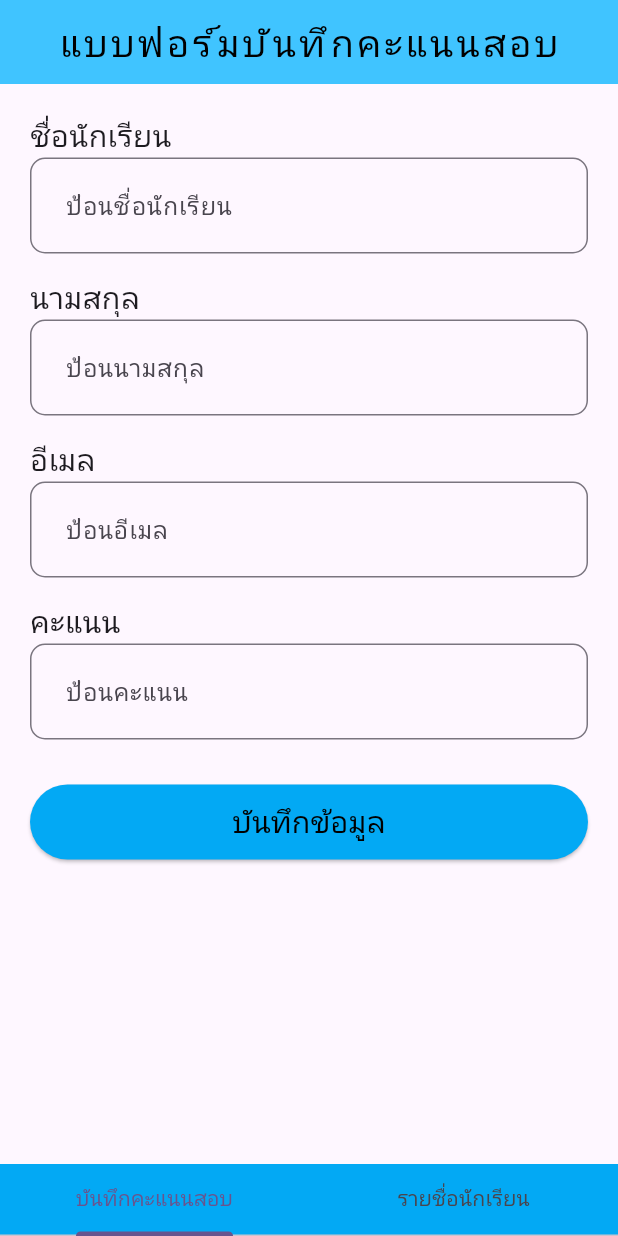
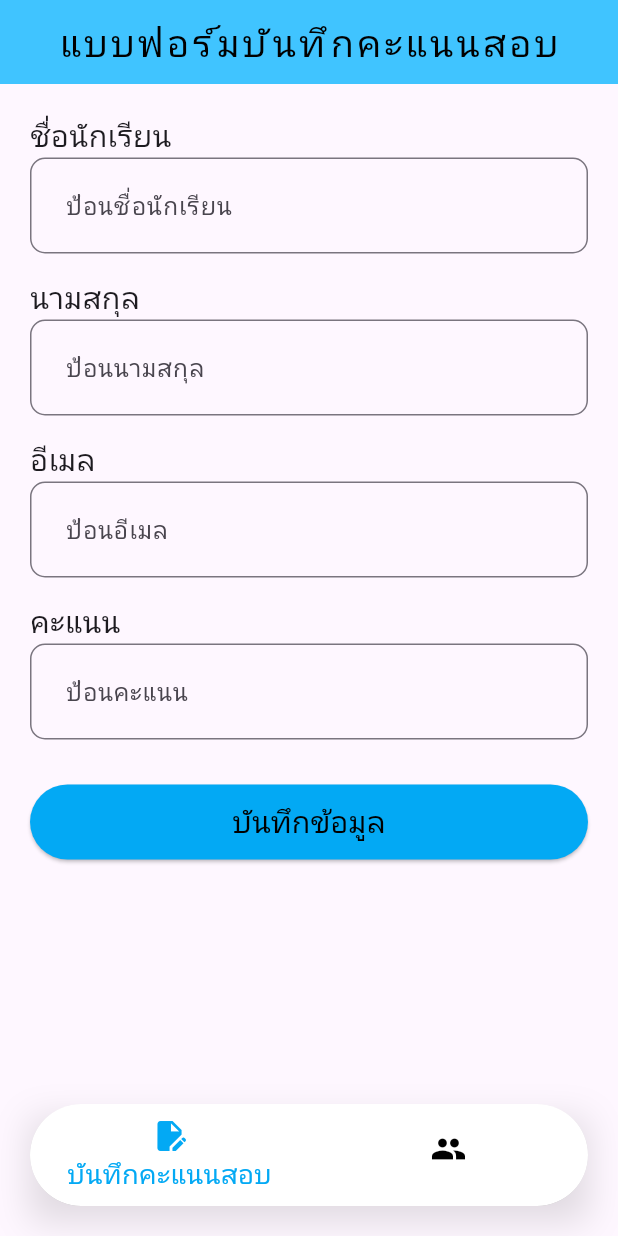
Before and after one commit to Nuttida850/my-flutter-firebase, a Flutter app: the screen it shows after launch, on a phone screen of 412 x 824 dp. Run offline on Flutter 3.47's test engine with Material 3 defaults, Android fonts, the phone set to English and light mode, and no system bars; our stand-ins replace cloud_firestore, firebase_core, form_field_validator; accounts and stored records are empty.

Commit message:
ModifyBottomNav

```diff
--- a/lib/pages/display.dart
+++ b/lib/pages/display.dart
@@ -9,6 +9,8 @@ class DisplayPage extends StatefulWidget {
 }
 
 class _DisplayPageState extends State<DisplayPage> {
+                  var i = 0;
+
   @override
   Widget build(BuildContext context) {
     return Scaffold(
@@ -23,9 +25,16 @@ class _DisplayPageState extends State<DisplayPage> {
                 child: CircularProgressIndicator(),
               );
             }
+
             return ListView(
               children: snapshot.data!.docs.map((document) {
-                return ListTile(
+                return Card(
+                  margin: EdgeInsets.symmetric(horizontal: 20, vertical: 10),
+                  elevation: 10,
+                  shadowColor: Colors.blueAccent.withValues(alpha: 0.3),
+                  child: Padding(
+                    padding: const EdgeInsets.all(5),
+                    child: ListTile(
                       leading: CircleAvatar(
                         backgroundColor: Colors.lightBlue,
                         radius: 30,
@@ -39,6 +48,8 @@ class _DisplayPageState extends State<DisplayPage> {
                       // ignore: prefer_interpolation_to_compose_strings
                       title: Text(document["fname"] +' '+ document["lname"],  style: TextStyle(fontSize: 20, color: Colors.black)),
                       subtitle: Text(document["email"], style: TextStyle(fontSize: 18, color: Colors.grey)),
+                    ),
+                  ),
                 );
               }).toList(),
             );
--- a/lib/pages/home.dart
+++ b/lib/pages/home.dart
@@ -10,25 +10,45 @@ class HomePage extends StatefulWidget {
 }
 
 class _HomePageState extends State<HomePage> {
+  int _index = 0;
+  List pages = [
+    FormPage(),
+    DisplayPage(),
+  ];
   @override
   Widget build(BuildContext context) {
-    return DefaultTabController(
-      length: 2,
-      child: Scaffold(
-        body: TabBarView(
-          children: [
-            FormPage(),
-            DisplayPage(),
-          ],
-        ),
-        backgroundColor: Colors.lightBlue,
-        bottomNavigationBar: TabBar(
-          tabs: [
-            Tab(text: "บันทึกคะแนนสอบ",),
-            Tab(text: "รายชื่อนักเรียน",),
-          ],
+    return Scaffold(
+      bottomNavigationBar: Container(
+        margin: EdgeInsets.symmetric(horizontal: 20, vertical: 20),
+        decoration: BoxDecoration(boxShadow: [
+          BoxShadow(
+              color: Colors.black12, blurRadius: 20, offset: Offset(0, 10))
+        ]),
+        child: ClipRRect(
+          borderRadius: BorderRadius.circular(50),
+          child: BottomNavigationBar(
+            currentIndex: _index,
+            backgroundColor: Colors.white,
+            selectedItemColor: Colors.lightBlue,
+            unselectedItemColor: Colors.black,
+            selectedFontSize: 18,
+            showSelectedLabels: true,
+            showUnselectedLabels: false,
+            onTap: (index) {
+              setState(() {
+                _index = index;
+              });
+            },
+            items: [
+              BottomNavigationBarItem(
+                  icon: Icon(Icons.edit_document), label: "บันทึกคะแนนสอบ"),
+              BottomNavigationBarItem(
+                  icon: Icon(Icons.people), label: "รายชื่อนักเรียน"),
+            ],
+          ),
         ),
       ),
+      body: pages[_index],
     );
   }
 }
```
Lines whose indentation alone changed are shown as unchanged.
